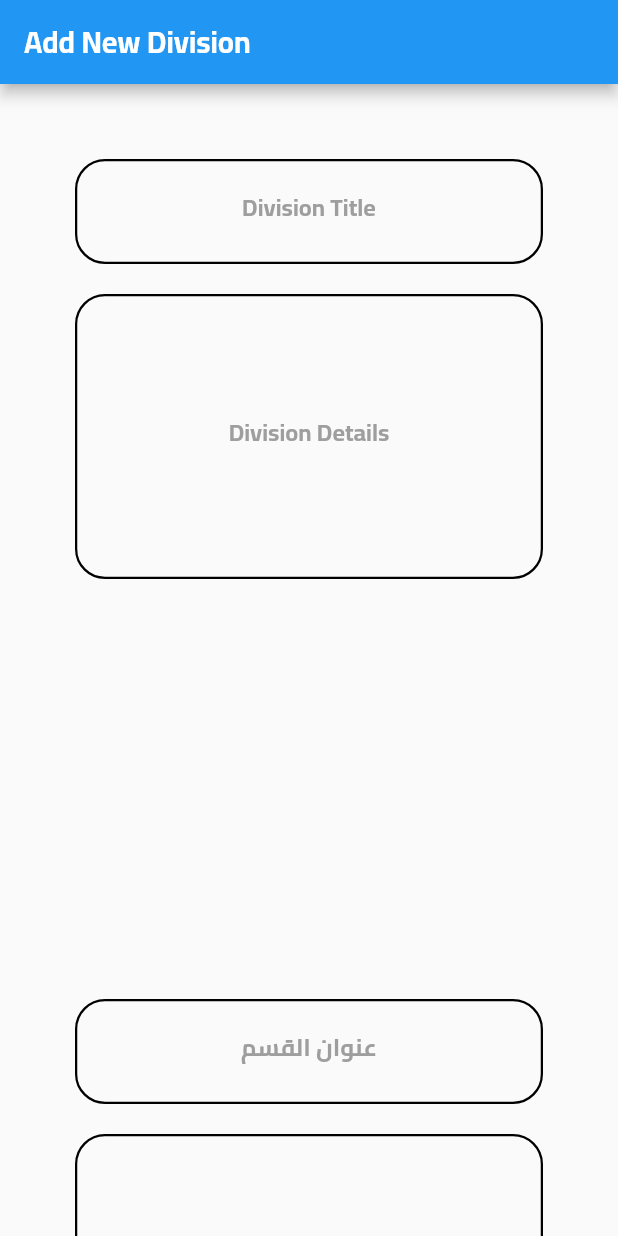
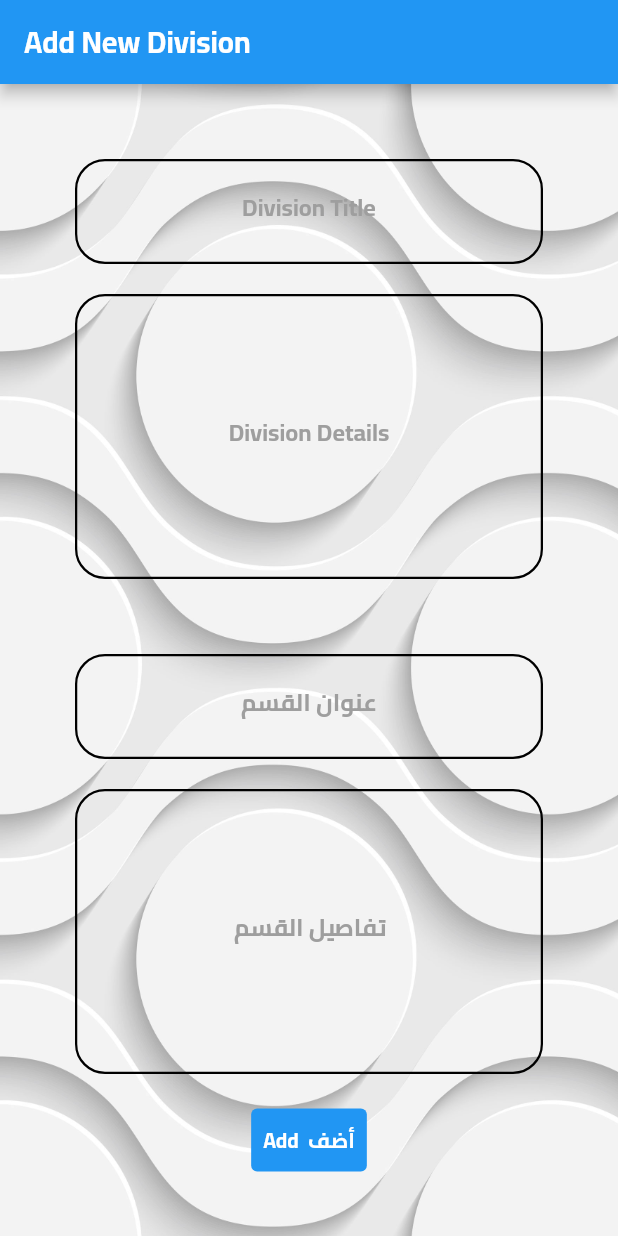
Before and after one commit to ahmloutfy/Pure-Soft-Training-Responsive, a Flutter app: the screen it shows after launch, on a phone screen of 412 x 824 dp. Run offline on Flutter 3.47's test engine with Material 2 defaults, Android fonts, the light colour scheme and no system bars.

Commit message:
ASPSTR 10/12/2022 (0)

```diff
--- a/lib/main.dart
+++ b/lib/main.dart
@@ -14,13 +14,18 @@ class MyApp extends StatelessWidget {
   @override
   Widget build(BuildContext context) {
     Locale? myLocale;
-    return MaterialApp(
-      debugShowCheckedModeBanner: false,
-      theme: ThemeData(
-        fontFamily: myLocale?.languageCode == 'en' ? null : 'Cairo',
+    return GestureDetector(
+      onTap: () {
+        FocusManager.instance.primaryFocus?.unfocus();
+      },
+      child: MaterialApp(
+        debugShowCheckedModeBanner: false,
+        theme: ThemeData(
+          fontFamily: myLocale?.languageCode == 'en' ? null : 'Cairo',
+        ),
+        title: 'Pure Soft Training (Responsive)',
+        home: const AddDivision(),
       ),
-      title: 'Pure Soft Training (Responsive)',
-      home: const AddDivision(),
     );
   }
 }
--- a/lib/screens/add_new_divison.dart
+++ b/lib/screens/add_new_divison.dart
@@ -1,5 +1,7 @@
 import 'package:flutter/material.dart';
 
+import '../utilities/constants.dart';
+import '../widgets/background_image.dart';
 import '../widgets/division_text_field.dart';
 
 class AddDivision extends StatelessWidget {
@@ -12,8 +14,11 @@ class AddDivision extends StatelessWidget {
         title: const Text('Add New Division'),
       ),
       body: SingleChildScrollView(
+        child: BackgroundImage(
           child: Padding(
             padding: const EdgeInsets.all(50),
+            child: Form(
+              key: UniversalKey.formKey,
               child: Column(
                 children: [
                   const DivisionTextField(
@@ -24,16 +29,13 @@ class AddDivision extends StatelessWidget {
                   const SizedBox(
                     height: 20,
                   ),
-              const SizedBox(
-                height: 450,
-                child: (DivisionTextField(
+                  (const DivisionTextField(
                     labelString: Text('Division Details'),
                     hintString: 'Enter Division Details!',
                     linesCount: 5,
                   )),
-              ),
                   const SizedBox(
-                height: 20,
+                    height: 50,
                   ),
                   const DivisionTextField(
                     labelString: Text('عنوان القسم'),
@@ -43,13 +45,13 @@ class AddDivision extends StatelessWidget {
                   const SizedBox(
                     height: 20,
                   ),
-              const SizedBox(
-                height: 450,
-                child: (DivisionTextField(
+                  (const DivisionTextField(
                     labelString: Text('تفاصيل القسم'),
                     hintString: 'أدخل تفاصيل القسم!',
                     linesCount: 5,
                   )),
+                  const SizedBox(
+                    height: 20,
                   ),
                   TextButton(
                     onPressed: null,
@@ -57,7 +59,7 @@ class AddDivision extends StatelessWidget {
                       backgroundColor: Colors.blue,
                     ),
                     child: const Text(
-                  'Submit',
+                      'Add  أضف',
                       style: TextStyle(
                         color: Colors.white,
                       ),
@@ -67,6 +69,8 @@ class AddDivision extends StatelessWidget {
               ),
             ),
           ),
+        ),
+      ),
     );
   }
 }
--- a/lib/screens/home_page.dart
+++ b/lib/screens/home_page.dart
@@ -2,6 +2,7 @@ import 'package:flutter/material.dart';
 
 import '../utilities/constants.dart';
 import '../widgets/ads_slider.dart';
+import '../widgets/background_image.dart';
 import '../widgets/custom_appbar.dart';
 import '../widgets/divisions.dart';
 import 'add_new_divison.dart';
@@ -14,14 +15,7 @@ class ResponsiveTask extends StatelessWidget {
     return Scaffold(
       appBar: const CustomAppBar(),
       body: SingleChildScrollView(
-        child: Container(
-          width: double.infinity,
-          decoration: const BoxDecoration(
-            image: DecorationImage(
-              image: AssetImage('${kImagesPath}wallpaper.jpg'),
-              fit: BoxFit.fill,
-            ),
-          ),
+        child: BackgroundImage(
           child: Column(
             children: [
               const AdsSlider(),
@@ -68,7 +62,7 @@ class ResponsiveTask extends StatelessWidget {
           ),
         ),
       ),
-      floatingActionButton: FloatingActionButton(
+      floatingActionButton: FloatingActionButton.extended(
         onPressed: () {
           Navigator.push(
             context,
@@ -78,7 +72,7 @@ class ResponsiveTask extends StatelessWidget {
           );
         },
         backgroundColor: Colors.blue,
-        child: const Icon(Icons.add),
+        label: const Text('Add New Division'),
       ),
     );
   }
--- a/lib/utilities/constants.dart
+++ b/lib/utilities/constants.dart
@@ -29,3 +29,7 @@ OutlineInputBorder customOutlineInputBorder({required Color color}) {
     ),
   );
 }
+
+class UniversalKey {
+  static final GlobalKey<FormState> formKey = GlobalKey<FormState>();
+}
--- /dev/null
+++ b/lib/widgets/background_image.dart
@@ -0,0 +1,25 @@
+import 'package:flutter/material.dart';
+
+import '../utilities/constants.dart';
+
+class BackgroundImage extends StatelessWidget {
+  final Widget? child;
+  const BackgroundImage({
+    Key? key,
+    this.child,
+  }) : super(key: key);
+
+  @override
+  Widget build(BuildContext context) {
+    return Container(
+      width: double.infinity,
+      decoration: const BoxDecoration(
+        image: DecorationImage(
+          image: AssetImage('${kImagesPath}wallpaper.jpg'),
+          fit: BoxFit.fill,
+        ),
+      ),
+      child: child,
+    );
+  }
+}
```
Lines whose indentation alone changed are shown as unchanged.
